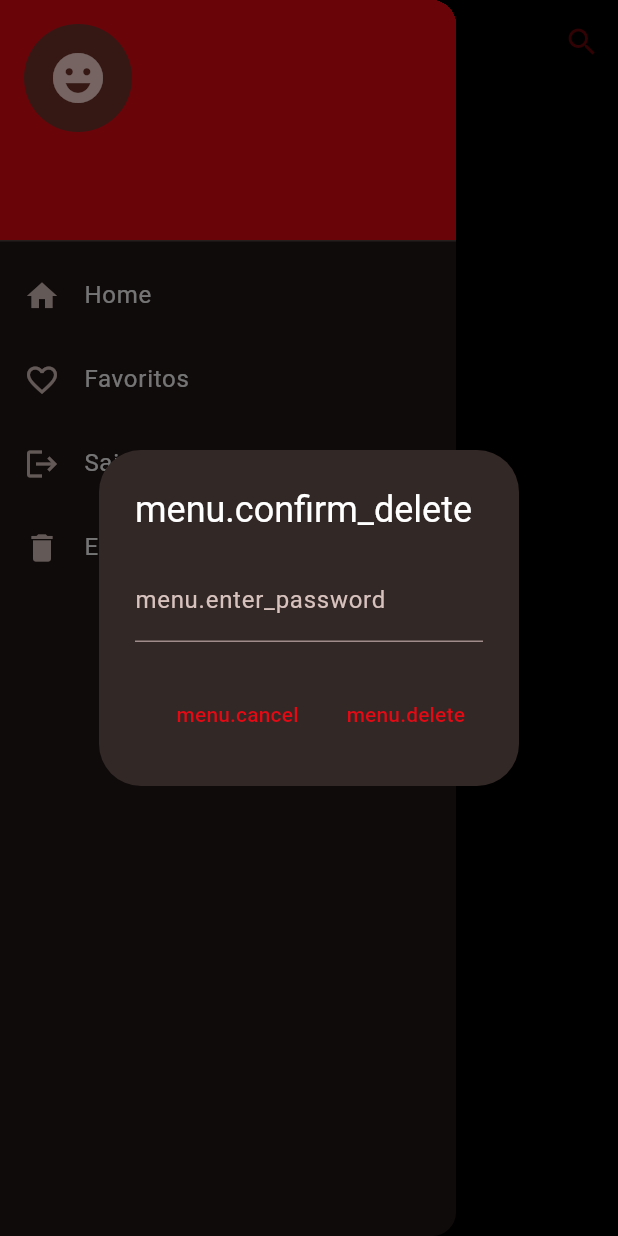
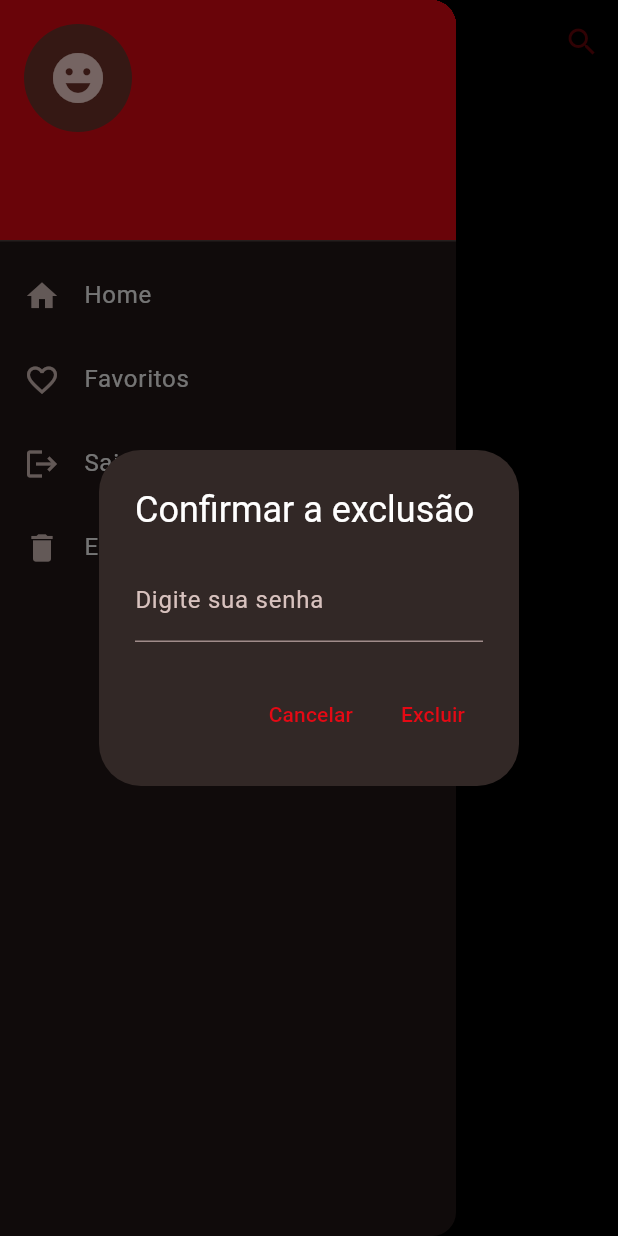
Before and after one commit to jhonnylucius/net_drinks, a Flutter app: the HomeScreen screen opened by its route, after a tap on the "menu" icon, after a tap on "Excuir Conta", on a phone screen of 412 x 824 dp. Run offline on Flutter 3.47's test engine with Material 3 defaults, Android fonts, the light colour scheme and no system bars; our stand-ins replace cloud_firestore, dio, firebase_auth, firebase_core, flutter_i18n, flutter_signin_button and 8 more; missing offline and left inert: translator; accounts and stored records are empty.

Commit message:
atualiza traduções no menu para português, melhorando a clareza das mensagens

```diff
--- a/app_netdrinks/lib/components/menu.dart
+++ b/app_netdrinks/lib/components/menu.dart
@@ -14,18 +14,18 @@ class Menu extends StatelessWidget {
     showDialog(
       context: context,
       builder: (context) => AlertDialog(
-        title: Text(FlutterI18n.translate(context, 'menu.confirm_delete')),
+        title: Text(FlutterI18n.translate(context, 'Confirmar a exclusão')),
         content: TextField(
           controller: senhaController,
           obscureText: true,
           decoration: InputDecoration(
-            labelText: FlutterI18n.translate(context, 'menu.enter_password'),
+            labelText: FlutterI18n.translate(context, 'Digite sua senha'),
           ),
         ),
         actions: [
           TextButton(
             onPressed: () => Navigator.pop(context),
-            child: Text(FlutterI18n.translate(context, 'menu.cancel')),
+            child: Text(FlutterI18n.translate(context, 'Cancelar')),
           ),
           TextButton(
             onPressed: () async {
@@ -44,7 +44,7 @@ class Menu extends StatelessWidget {
                 Navigator.of(context).pushReplacementNamed('/login');
               }
             },
-            child: Text(FlutterI18n.translate(context, 'menu.delete')),
+            child: Text(FlutterI18n.translate(context, 'Excluir')),
           ),
         ],
       ),
@@ -71,7 +71,7 @@ class Menu extends StatelessWidget {
           ),
           ListTile(
             leading: Icon(Icons.home),
-            title: Text(FlutterI18n.translate(context, 'menu.home')),
+            title: Text(FlutterI18n.translate(context, 'Home')),
             onTap: () {
               Navigator.pushNamed(context, '/home');
             },
```
